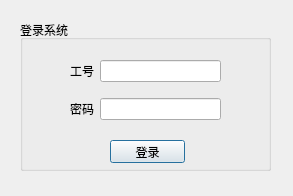
Qt form demo/login_dialog.ui (SITP-face-recognize/QTclient) before a commit.
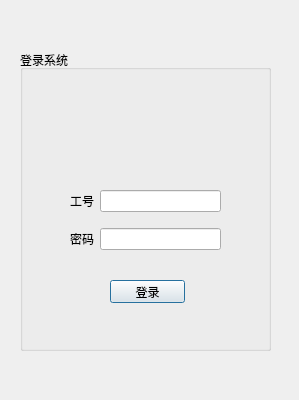
The same form after that commit.

```diff
--- a/demo/login_dialog.ui
+++ b/demo/login_dialog.ui
@@ -6,8 +6,8 @@
    <rect>
     <x>0</x>
     <y>0</y>
-    <width>293</width>
-    <height>196</height>
+    <width>299</width>
+    <height>400</height>
    </rect>
   </property>
   <property name="windowTitle">
@@ -17,9 +17,9 @@
    <property name="geometry">
     <rect>
      <x>20</x>
-     <y>20</y>
+     <y>50</y>
      <width>251</width>
-     <height>151</height>
+     <height>301</height>
     </rect>
    </property>
    <property name="title">
@@ -35,7 +35,7 @@
     <property name="geometry">
      <rect>
       <x>50</x>
-      <y>30</y>
+      <y>130</y>
       <width>151</width>
       <height>81</height>
      </rect>
@@ -71,7 +71,7 @@
     <property name="geometry">
      <rect>
       <x>90</x>
-      <y>120</y>
+      <y>230</y>
       <width>75</width>
       <height>23</height>
      </rect>
@@ -80,6 +80,19 @@
      <string>登录</string>
     </property>
    </widget>
+   <widget class="QLabel" name="logo">
+    <property name="geometry">
+     <rect>
+      <x>90</x>
+      <y>30</y>
+      <width>81</width>
+      <height>81</height>
+     </rect>
+    </property>
+    <property name="text">
+     <string/>
+    </property>
+   </widget>
   </widget>
  </widget>
  <resources/>
```
Left out of the diff: 2 changed lines with no effect on the pictures.
